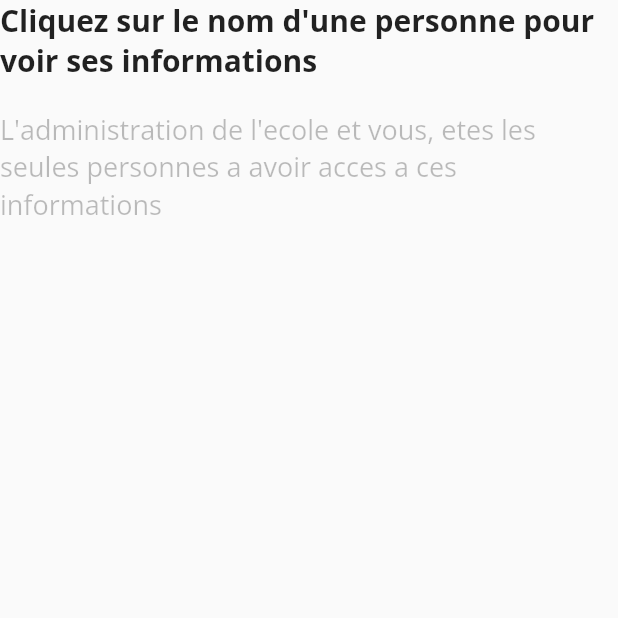
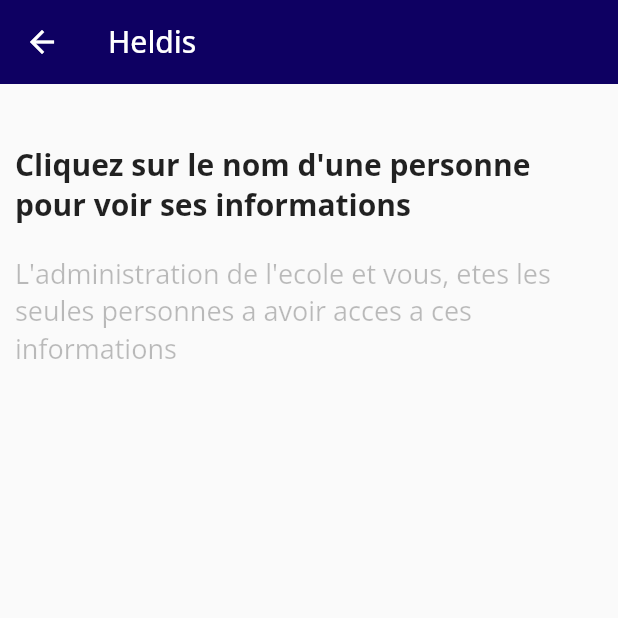
Before and after one commit to baimamboukar/heldis, a Flutter app: the ParentHome screen opened by its route, on a phone screen of 412 x 824 dp, the top half of it. Run offline on Flutter 3.47's test engine with Material 2 defaults, Android fonts, the phone set to English and light mode, and no system bars; our stand-ins replace firebase_core, flutter_riverpod, google_fonts, line_icons; accounts and stored records are empty.

Commit message:
added appbar

```diff
--- a/lib/screens/parent_home.dart
+++ b/lib/screens/parent_home.dart
@@ -8,22 +8,30 @@
   @override
   Widget build(BuildContext context) {
     return Scaffold(
+        appBar: AppBar(
+          title: const Text("Heldis"),
+          elevation: 0.0,
+        ),
         body: SingleChildScrollView(
           physics: const BouncingScrollPhysics(),
+          child: Padding(
+            padding: const EdgeInsets.all(10.0),
             child: Column(
               children: [
+                const SizedBox(height: 30),
                 Text(
                   "Cliquez sur le nom d'une personne pour voir ses informations",
-            style:
-                Styles.designText(color: Colors.black87, size: 20, bold: true),
+                  style: Styles.designText(
+                      color: Colors.black87, size: 20, bold: true),
                 ),
                 const SizedBox(height: 20),
                 Text(
                   "L'administration de l'ecole et vous, etes les seules personnes a avoir acces a ces informations",
-            style:
-                Styles.designText(color: Palette.dark, size: 18, bold: false),
+                  style: Styles.designText(
+                      color: Palette.dark, size: 18, bold: false),
                 ),
               ],
+            ),
           ),
         ));
   }
```
Lines whose indentation alone changed are shown as unchanged.
